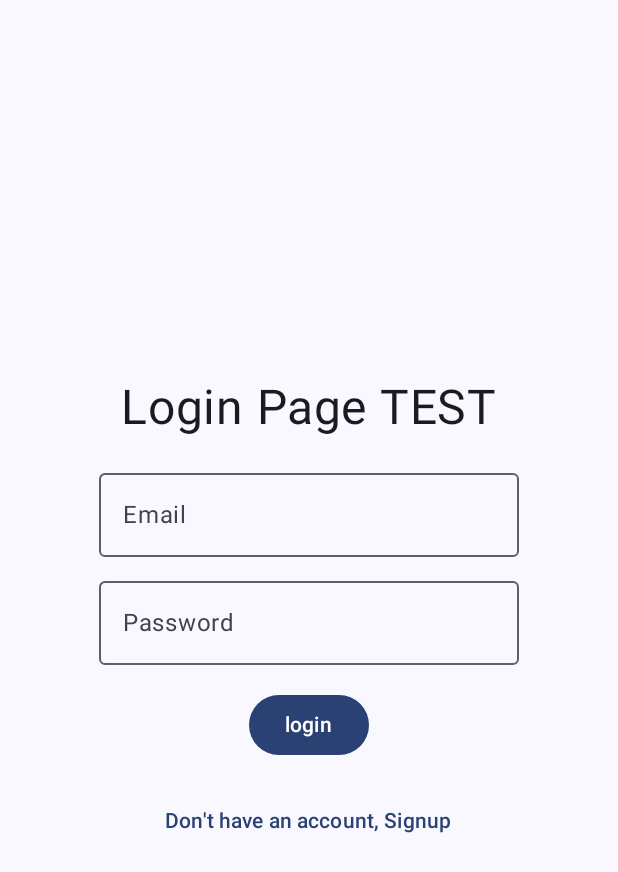
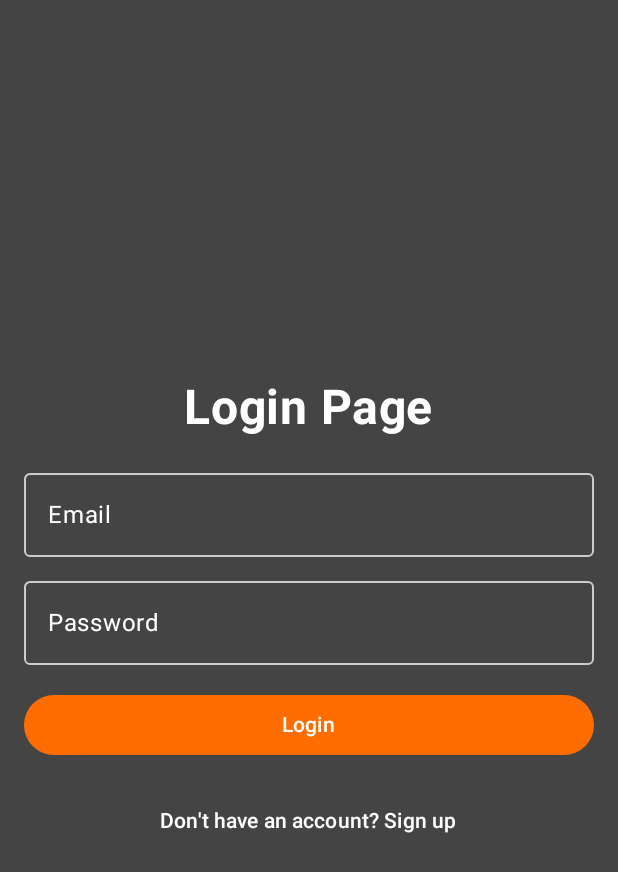
Before and after one commit to juan-estrad/FitQuest, an Android app built with Jetpack Compose: the screen it shows after launch (MainActivity), on a phone screen of 412 x 824 dp. Shown: the top 872 px of the screen. Run offline under Robolectric (Android 15) with nearby library versions, the phone set to English and light mode, and no system bars; our stand-ins replace Firebase (no records; nobody signed in at launch, a user with empty details on screens opened directly), livedata-compose.

Commit message:
changed background color

```diff
--- a/app/src/main/java/com/example/fitquest/pages/LoginPage.kt
+++ b/app/src/main/java/com/example/fitquest/pages/LoginPage.kt
@@ -1,12 +1,19 @@
 package com.example.fitquest.pages
 
 import android.widget.Toast
+import androidx.compose.foundation.Image
+import androidx.compose.foundation.background
 import androidx.compose.foundation.layout.Arrangement
 import androidx.compose.foundation.layout.Column
 import androidx.compose.foundation.layout.Spacer
 import androidx.compose.foundation.layout.fillMaxSize
+import androidx.compose.foundation.layout.fillMaxWidth
 import androidx.compose.foundation.layout.height
+import androidx.compose.foundation.layout.padding
+import androidx.compose.foundation.layout.size
 import androidx.compose.material3.Button
+import androidx.compose.material3.ButtonDefaults
+import androidx.compose.material3.ExperimentalMaterial3Api
 import androidx.compose.material3.OutlinedTextField
 import androidx.compose.runtime.Composable
 import androidx.compose.runtime.getValue
@@ -21,85 +28,110 @@ import androidx.navigation.NavController
 import com.example.fitquest.AuthViewModel
 import androidx.compose.material3.Text
 import androidx.compose.material3.TextButton
+import androidx.compose.material3.TextFieldDefaults
 import androidx.compose.runtime.LaunchedEffect
 import androidx.compose.runtime.livedata.observeAsState
+import androidx.compose.ui.graphics.Color
 import androidx.compose.ui.platform.LocalContext
+import androidx.compose.ui.res.painterResource
+import androidx.compose.ui.text.font.FontWeight
 import com.example.fitquest.AuthState
+import com.example.fitquest.R
 
 
+@OptIn(ExperimentalMaterial3Api::class)
 @Composable
-fun LoginPage(modifier: Modifier = Modifier, navController: NavController, authViewModel: AuthViewModel){
-    var email by remember {
-        mutableStateOf("")
-    }
-    var password by remember {
-        mutableStateOf("")
+fun LoginPage(modifier: Modifier = Modifier, navController: NavController, authViewModel: AuthViewModel) {
+    var email by remember { mutableStateOf("") }
+    var password by remember { mutableStateOf("") }
 
+    val authState = authViewModel.authState.observeAsState()
+    val context = LocalContext.current
+
+    // Handle authentication state changes
+    LaunchedEffect(authState.value) {
+        when (authState.value) {
+            is AuthState.Authenticated -> navController.navigate("home")
+            is AuthState.Error -> Toast.makeText(
+                context,
+                (authState.value as AuthState.Error).message,
+                Toast.LENGTH_LONG
+            ).show()
+
+            else -> Unit
+        }
     }
 
-    val authState =authViewModel.authState.observeAsState()
-    val context = LocalContext.current
-
-    LaunchedEffect(authState.value) {
-        when(authState.value){
-            is AuthState.Authenticated -> navController.navigate("home")
-            is AuthState.Error -> Toast.makeText(context,
-                (authState.value as AuthState.Error).message, Toast.LENGTH_LONG).show()
-            else -> Unit
-        }
-
-    }
+    // Login page layout
     Column(
-        modifier = modifier.fillMaxSize(),
+        modifier = modifier
+            .fillMaxSize()
+            .background(Color.DarkGray)
+            .padding(16.dp),
         verticalArrangement = Arrangement.Center,
         horizontalAlignment = Alignment.CenterHorizontally
-    ){
-        Text(text = "Login Page TEST", fontSize = 32.sp )
+    ) {
+        // Title
+        Text(
+            text = "Login Page",
+            fontSize = 32.sp,
+            fontWeight = FontWeight.Bold,
+            color = Color.White
+        )
 
         Spacer(modifier = Modifier.height(16.dp))
 
+        // Email input field
         OutlinedTextField(
             value = email,
-            onValueChange = {
-                email = it
-            },
-            label = {
-                Text(text = "Email")
-            }
+            onValueChange = { email = it },
+            label = { Text(text = "Email", color = Color.White) },
+            colors = TextFieldDefaults.outlinedTextFieldColors(
+                focusedBorderColor = Color(0xFFFF6D00), // Orange color for focused border
+                unfocusedBorderColor = Color.LightGray,
+                focusedLabelColor = Color(0xFFFF6D00),
+                unfocusedLabelColor = Color.White,
+
+                ),
+            modifier = Modifier.fillMaxWidth()
         )
+
         Spacer(modifier = Modifier.height(8.dp))
+
+        // Password input field
         OutlinedTextField(
             value = password,
-            onValueChange = {
-                password = it
-            },
-            label = {
-                Text(text = "Password")
-            }
+            onValueChange = { password = it },
+            label = { Text(text = "Password", color = Color.White) },
+            colors = TextFieldDefaults.outlinedTextFieldColors(
+                focusedBorderColor = Color(0xFFFF6D00),
+                unfocusedBorderColor = Color.LightGray,
+                focusedLabelColor = Color(0xFFFF6D00),
+                unfocusedLabelColor = Color.White,
+
+                ),
+            modifier = Modifier.fillMaxWidth()
         )
+
         Spacer(modifier = Modifier.height(16.dp))
 
-        //Login button
-        Button(onClick = {
-            authViewModel.login(email,password)
+        // Login button
+        Button(
+            onClick = { authViewModel.login(email, password) },
+            colors = ButtonDefaults.buttonColors(containerColor = Color(0xFFFF6D00)),
+            enabled = authState.value != AuthState.Loading,
+            modifier = Modifier.fillMaxWidth()
+        ) {
+            Text(text = "Login", color = Color.White)
+        }
 
-        },
-            enabled = authState.value != AuthState.Loading
-            )
-        {
-            Text(text = "login")
-        }
         Spacer(modifier = Modifier.height(16.dp))
 
-        TextButton(onClick={
-            navController.navigate("signup")
-        })
+        // Signup navigation text
+        TextButton(onClick = { navController.navigate("signup") }) {
+            Text(text = "Don't have an account? Sign up", color = Color.White)
+        }
+    }
 
-        {
-            Text(text ="Don't have an account, Signup")
 
-        }
-
-        }
-
-    }
+}
```
